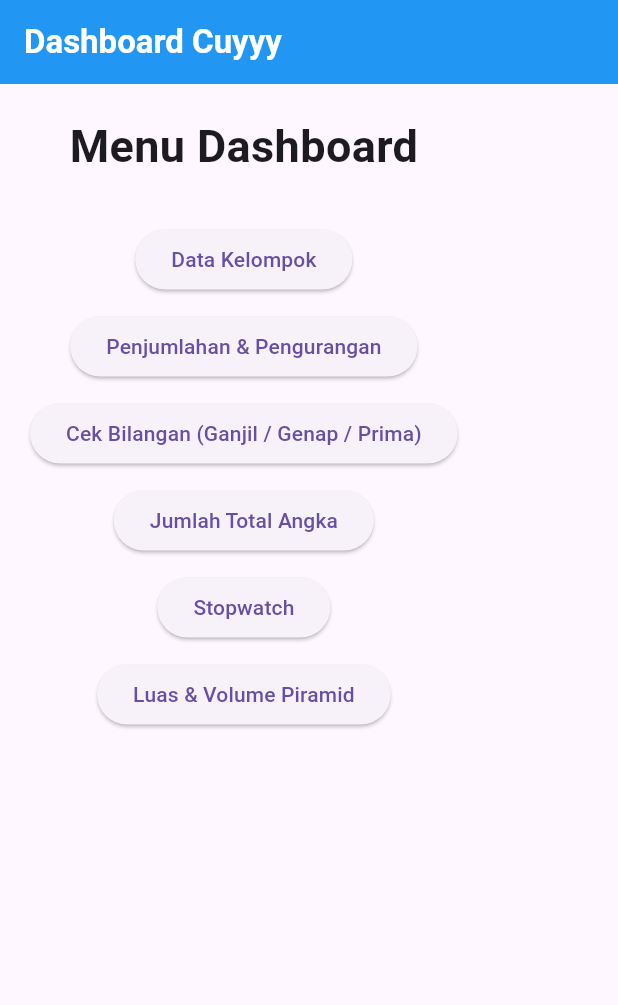
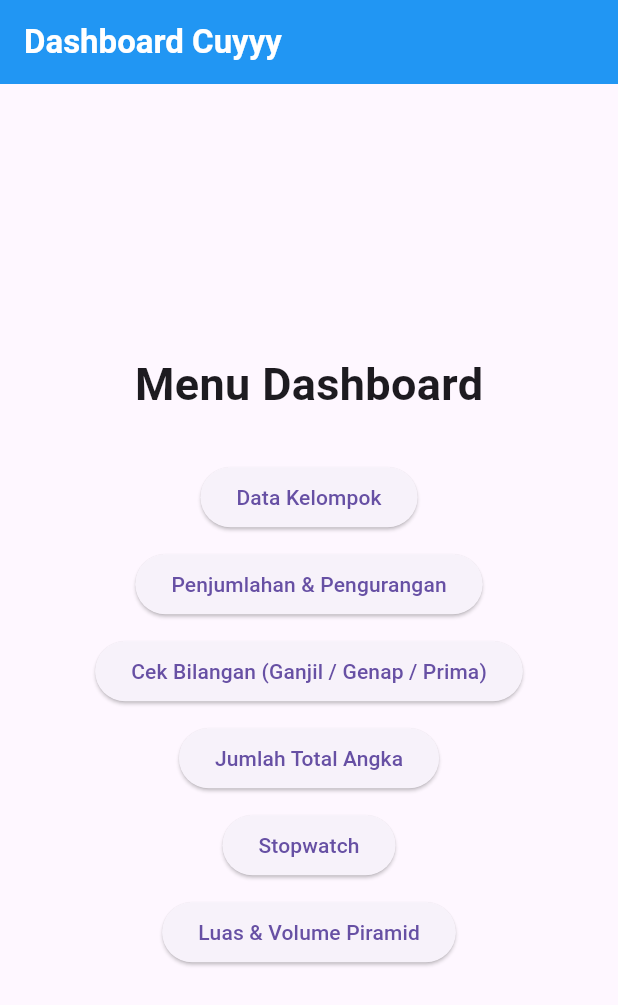
Before and after one commit to Ianone-8bit/TPM, a Flutter app: the Dashboard screen opened directly, on a phone screen of 412 x 824 dp. Shown: the top 1005 px of the screen. Run offline on Flutter 3.47's test engine with Material 3 defaults, Android fonts, the phone set to English and light mode, and no system bars.

Commit message:
centerin dashb

```diff
--- a/lib/pages/dashboard.dart
+++ b/lib/pages/dashboard.dart
@@ -21,9 +21,11 @@ class _DashboardState extends State<Dashboard> {
         backgroundColor: Colors.blue,
       ),
 
-      body: Padding(
+      body: Center(
+        child: Padding(
           padding: const EdgeInsets.all(20),
           child: Column(
+            mainAxisSize: MainAxisSize.min,
             children: [
               const Text(
                 'Menu Dashboard',
@@ -86,6 +88,7 @@ class _DashboardState extends State<Dashboard> {
             ],
           ),
         ),
+      ),
     );
   }
 
```
Lines whose indentation alone changed are shown as unchanged.
